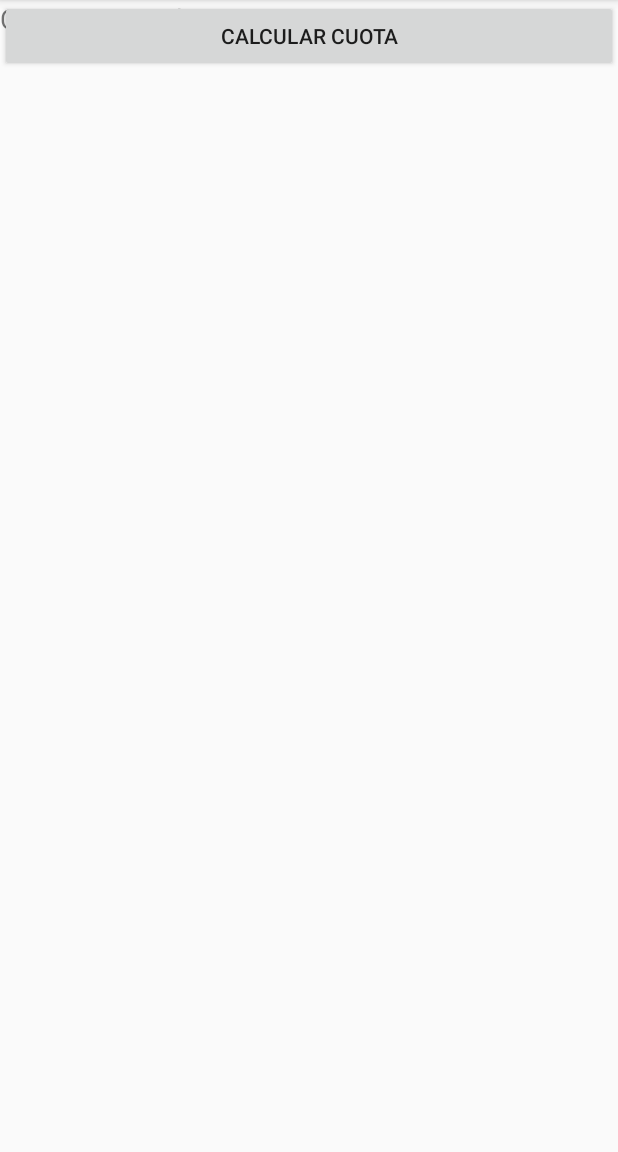
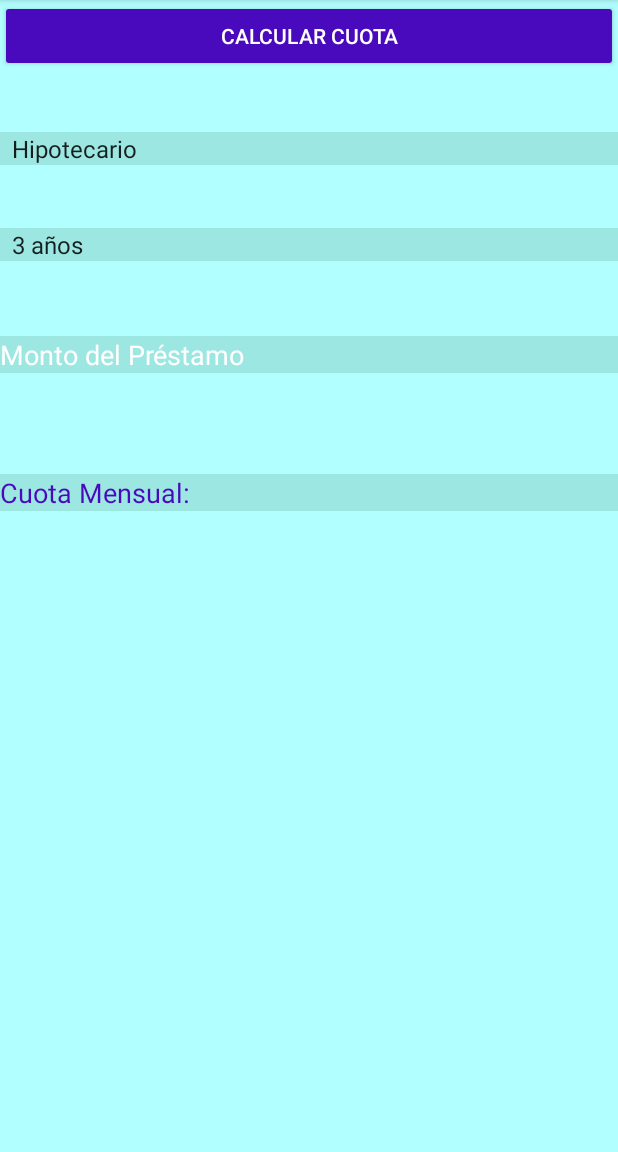
Before and after one commit to J0S3N/Proyecto1Moviles, an Android app: the Calcular_Cuota screen opened directly, with no data from a screen before it, on a phone screen of 412 x 824 dp, the part 84-1236 px from its top. Run offline under Robolectric (Android 15) with nearby library versions, the phone set to English and light mode, and no system bars.

Commit message:
Agregar_Prestamo cliente_calcular_cuota.xml

```diff
--- a/app/src/main/java/com/example/primerproyecto/administrativa/Agregar_Prestamo.kt
+++ b/app/src/main/java/com/example/primerproyecto/administrativa/Agregar_Prestamo.kt
@@ -10,6 +10,7 @@ import android.widget.Button
 import android.widget.EditText
 import android.widget.Spinner
 import android.widget.TextView
+import android.widget.Toast
 import androidx.appcompat.app.AppCompatActivity
 import com.example.primerproyecto.AdminHelper
 import com.example.primerproyecto.R
@@ -53,17 +54,22 @@ class Agregar_Prestamo : AppCompatActivity()  {
         val id = idEditText.text.toString()
         val loanType = loanTypeSpinner.selectedItem.toString()
         val loanPeriod = loanPeriodSpinner.selectedItem.toString().filter { it.isDigit() }.toInt()
-        val interestRates = mapOf("Hipotecario" to 7.5, "Educación" to 8.0, "Personal" to 10.0, "Viajes" to 12.0)
+        val interestRates =
+            mapOf("Hipotecario" to 7.5, "Educación" to 8.0, "Personal" to 10.0, "Viajes" to 12.0)
 
-        // Obtener la información del cliente basado en la cédula
         val clientInfo = getClientInfo(id)
-        val maxLoanAmount = clientInfo!!.salary * 0.45
-        val interestRate = interestRates[loanType] ?: 0.0
-        val monthlyPayment = calculateMonthlyPayment(maxLoanAmount, interestRate, loanPeriod)
 
-        saveLoan(clientInfo.clientId, maxLoanAmount, loanType, loanPeriod, interestRate)
+        if (clientInfo != null) {
+            val maxLoanAmount = clientInfo.salary * 0.45
+            val interestRate = interestRates[loanType] ?: 0.0
+            val monthlyPayment = calculateMonthlyPayment(maxLoanAmount, interestRate, loanPeriod)
 
-        monthlyPaymentTextView.text = getString(R.string.monthly_payment, monthlyPayment)
+            saveLoan(clientInfo.clientId, maxLoanAmount, loanType, loanPeriod, interestRate)
+
+            monthlyPaymentTextView.text = getString(R.string.monthly_payment, monthlyPayment)
+        } else {
+            Toast.makeText(this, "El ID no existe", Toast.LENGTH_SHORT).show()
+        }
     }
 
     private fun getClientInfo(id: String): ClientInfo? {
--- a/app/src/main/res/layout/cliente_calcular_cuota.xml
+++ b/app/src/main/res/layout/cliente_calcular_cuota.xml
@@ -4,36 +4,74 @@
     xmlns:tools="http://schemas.android.com/tools"
     android:layout_width="match_parent"
     android:layout_height="match_parent"
+    android:background="@drawable/bg"
     tools:context=".cliente.Calcular_Cuota">
 
     <Spinner
         android:id="@+id/loanTypeSpinner"
         android:layout_width="match_parent"
-        android:layout_height="wrap_content" />
+        android:layout_height="wrap_content"
+        android:layout_marginTop="88dp"
+        android:background="#9CE7E2"
+        android:backgroundTint="#9CE7E2"
+        android:textColor="#490ABD"
+        android:textColorHint="#FFFFFF"
+        app:layout_constraintTop_toTopOf="parent"
+        tools:ignore="MissingConstraints"
+        tools:layout_editor_absoluteX="16dp" />
 
     <Spinner
         android:id="@+id/loanPeriodSpinner"
         android:layout_width="match_parent"
-        android:layout_height="wrap_content" />
+        android:layout_height="wrap_content"
+        android:layout_marginTop="152dp"
+        android:background="#9CE7E2"
+        android:backgroundTint="#9CE7E2"
+        android:textColor="#490ABD"
+        android:textColorHint="#FFFFFF"
+        app:layout_constraintTop_toTopOf="parent"
+        tools:ignore="MissingConstraints"
+        tools:layout_editor_absoluteX="0dp" />
 
     <EditText
         android:id="@+id/loanAmountEditText"
         android:layout_width="match_parent"
         android:layout_height="wrap_content"
+        android:layout_marginTop="224dp"
+        android:background="#9CE7E2"
+        android:backgroundTint="#9CE7E2"
         android:hint="Monto del Préstamo"
-        android:inputType="numberDecimal" />
+        android:inputType="numberDecimal"
+        android:textColor="#490ABD"
+        android:textColorHint="#FFFFFF"
+        app:layout_constraintTop_toTopOf="parent"
+        tools:ignore="MissingConstraints"
+        tools:layout_editor_absoluteX="-16dp" />
 
     <Button
         android:id="@+id/calculateButton"
         android:layout_width="match_parent"
         android:layout_height="wrap_content"
-        android:text="Calcular Cuota" />
+        android:backgroundTint="@color/colorBotones"
+        android:text="Calcular Cuota"
+        android:textColor="#FFFFFF"
+        tools:ignore="MissingConstraints"
+        tools:layout_editor_absoluteX="0dp"
+        tools:layout_editor_absoluteY="542dp" />
 
     <TextView
         android:id="@+id/monthlyPaymentTextView"
         android:layout_width="match_parent"
         android:layout_height="wrap_content"
+        android:layout_marginTop="316dp"
+        android:background="#9CE7E2"
+        android:backgroundTint="#9CE7E2"
+        android:text="Cuota Mensual: "
+        android:textColor="#490ABD"
+        android:textColorHint="#FFFFFF"
         android:textSize="18sp"
-        android:text="Cuota Mensual: " />
+        app:layout_constraintTop_toTopOf="parent"
+        tools:ignore="MissingConstraints"
+        tools:layout_editor_absoluteX="0dp" />
 
 </androidx.constraintlayout.widget.ConstraintLayout>
```
